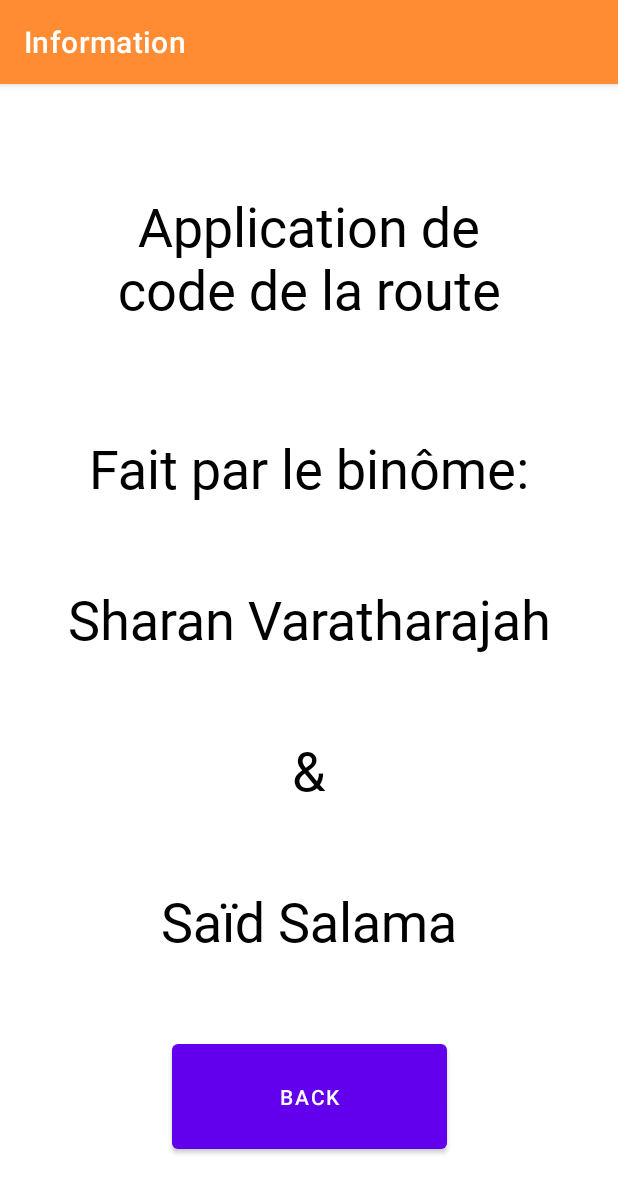
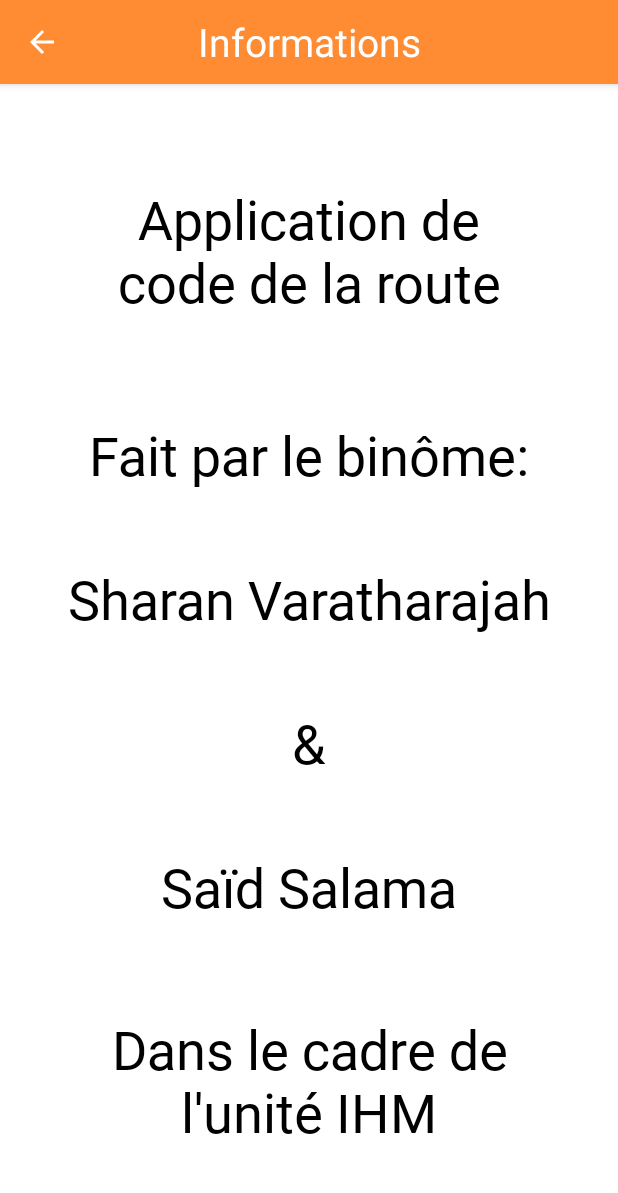
Before and after one commit to Sharan1E/Code_De_La_Route, an Android app: the Informations_Activity screen opened directly, with no data from a screen before it, on a phone screen of 412 x 824 dp. Shown: the top 1193 px of the screen. Run offline under Robolectric (Android 15) with nearby library versions, the phone set to English and light mode, and no system bars.

Commit message:
info activity finish - sharan

```diff
--- a/app/src/main/AndroidManifest.xml
+++ b/app/src/main/AndroidManifest.xml
@@ -10,7 +10,6 @@
         android:theme="@style/Theme.Code_De_La_Route" >
         <activity
             android:name=".Informations_Activity"
-            android:label="@string/title_information"
             android:exported="false" />
         <activity
             android:name=".MainActivity"
--- a/app/src/main/java/com/example/code_de_la_route/Informations_Activity.java
+++ b/app/src/main/java/com/example/code_de_la_route/Informations_Activity.java
@@ -3,25 +3,37 @@ package com.example.code_de_la_route;
 import android.content.Intent;
 import android.graphics.drawable.ColorDrawable;
 import android.os.Bundle;
-import android.widget.Button;
+import android.view.MenuItem;
+
+import androidx.appcompat.app.ActionBar;
 import androidx.appcompat.app.AppCompatActivity;
+
+import java.util.Objects;
 
 public class Informations_Activity extends AppCompatActivity {
 
     @Override
     protected void onCreate(Bundle savedInstanceState) {
         super.onCreate(savedInstanceState);
+
+        Objects.requireNonNull(getSupportActionBar()).setBackgroundDrawable(new ColorDrawable(getResources().getColor(R.color.orange)));
+
+        getSupportActionBar().setDisplayOptions(ActionBar.DISPLAY_SHOW_CUSTOM);
+        getSupportActionBar().setCustomView(R.layout.actionbar_info_activity_title_layout);
+        getSupportActionBar().setDisplayHomeAsUpEnabled(true);
+
         setContentView(R.layout.activity_informations);
-
-        getSupportActionBar().setBackgroundDrawable(new ColorDrawable(getResources().getColor(R.color.orange)));
-
-
-        Button button = findViewById(R.id.button_back_from_info);
-        button.setOnClickListener(view -> openMainActivity());
     }
 
-    public void openMainActivity(){
-        Intent intent = new Intent(Informations_Activity.this,MainActivity.class);
-        startActivity(intent);
+    @Override
+    public boolean onOptionsItemSelected(MenuItem item){
+        if (item.getItemId() == android.R.id.home) {
+            Intent intent = new Intent(Informations_Activity.this, MainActivity.class);
+            intent.addFlags(Intent.FLAG_ACTIVITY_CLEAR_TOP);
+            startActivity(intent);
+            return true;
+        }
+        return super.onOptionsItemSelected(item);
     }
+
 }
--- /dev/null
+++ b/app/src/main/res/layout/actionbar_info_activity_title_layout.xml
@@ -0,0 +1,16 @@
+<?xml version="1.0" encoding="utf-8"?>
+<LinearLayout xmlns:android="http://schemas.android.com/apk/res/android"
+    android:layout_width="wrap_content"
+    android:layout_height="wrap_content"
+    android:orientation="vertical"
+    android:layout_gravity="center">
+
+    <androidx.appcompat.widget.AppCompatTextView
+        android:layout_width="wrap_content"
+        android:layout_height="wrap_content"
+        android:text="@string/title_information"
+        android:gravity="center"
+        android:textSize="26sp"
+        android:textColor="#FFF"/>
+
+</LinearLayout>
--- a/app/src/main/res/layout/activity_informations.xml
+++ b/app/src/main/res/layout/activity_informations.xml
@@ -38,6 +38,21 @@
         app:layout_constraintTop_toBottomOf="@+id/textView2" />
 
     <TextView
+        android:id="@+id/textView7"
+        android:layout_width="355dp"
+        android:layout_height="113dp"
+        android:fontFamily="@font/baloo"
+        android:gravity="center"
+        android:text="@string/info_page_text_part6"
+        android:textColor="@color/black"
+        android:textSize="36sp"
+        app:layout_constraintBottom_toBottomOf="parent"
+        app:layout_constraintEnd_toEndOf="parent"
+        app:layout_constraintHorizontal_bias="0.5"
+        app:layout_constraintStart_toStartOf="parent"
+        app:layout_constraintTop_toBottomOf="@+id/textView5" />
+
+    <TextView
         android:id="@+id/textView4"
         android:layout_width="wrap_content"
         android:layout_height="wrap_content"
@@ -48,7 +63,6 @@
         android:textSize="36sp"
         app:layout_constraintBottom_toTopOf="@+id/textView6"
         app:layout_constraintEnd_toEndOf="parent"
-        app:layout_constraintHorizontal_bias="0.5"
         app:layout_constraintStart_toStartOf="parent"
         app:layout_constraintTop_toBottomOf="@+id/textView3" />
 
@@ -61,9 +75,8 @@
         android:text="@string/info_page_text_part4"
         android:textColor="@color/black"
         android:textSize="36sp"
-        app:layout_constraintBottom_toTopOf="@+id/button_back_from_info"
+        app:layout_constraintBottom_toTopOf="@+id/textView7"
         app:layout_constraintEnd_toEndOf="parent"
-        app:layout_constraintHorizontal_bias="0.5"
         app:layout_constraintStart_toStartOf="parent"
         app:layout_constraintTop_toBottomOf="@+id/textView6" />
 
@@ -82,16 +95,4 @@
         app:layout_constraintStart_toStartOf="parent"
         app:layout_constraintTop_toBottomOf="@+id/textView4" />
 
-    <Button
-        android:id="@+id/button_back_from_info"
-        android:layout_width="183dp"
-        android:layout_height="82dp"
-        android:gravity="center"
-        android:text="@string/info_page_back_button"
-        app:layout_constraintBottom_toBottomOf="parent"
-        app:layout_constraintEnd_toEndOf="parent"
-        app:layout_constraintHorizontal_bias="0.5"
-        app:layout_constraintStart_toStartOf="parent"
-        app:layout_constraintTop_toBottomOf="@+id/textView5" />
-
 </androidx.constraintlayout.widget.ConstraintLayout>
--- a/app/src/main/res/values/strings.xml
+++ b/app/src/main/res/values/strings.xml
@@ -8,12 +8,12 @@
     <string name="app_logo">Logo_appli</string>
 
     <!-- Info_Acitivity -->
-    <string name="title_information">Information</string>
-    <string name="info_page_back_button">Back</string>
+    <string name="title_information">Informations</string>
     <string name="info_page_text_part1">Application de code de la route</string>
     <string name="info_page_text_part2">Fait par le binôme:</string>
     <string name="info_page_text_part3">Sharan Varatharajah</string>
     <string name="info_page_text_part4">Saïd Salama</string>
     <string name="info_page_text_part5">&amp;</string>
+    <string name="info_page_text_part6">Dans le cadre de l\'unité IHM</string>
 
 </resources>
```
